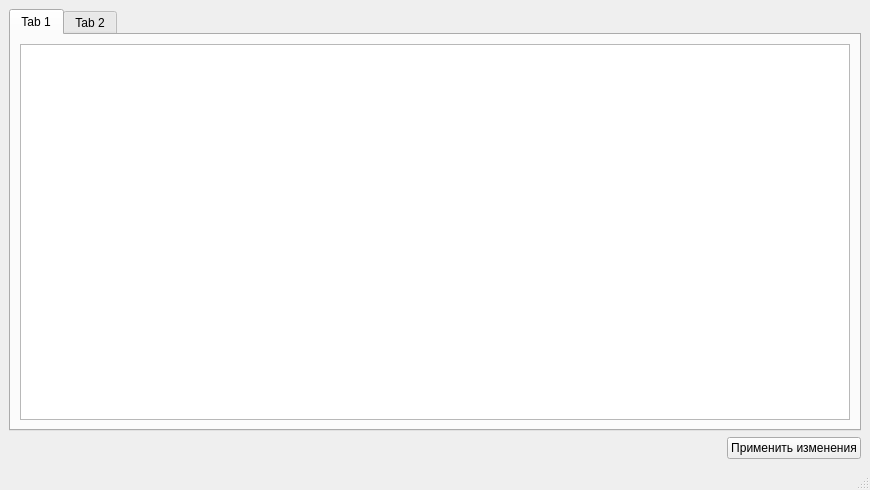
Qt form bd/template.ui (Grigoriy457/for_uchi_doma) before a commit.
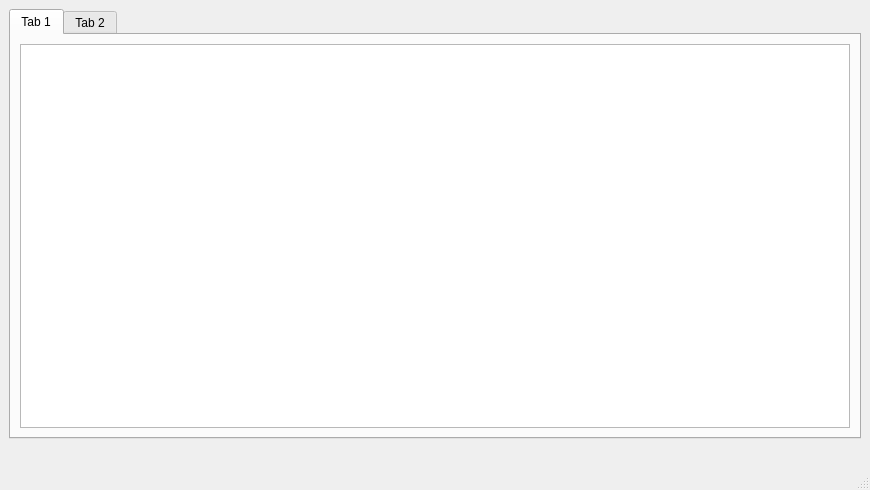
The same form after that commit.

```diff
--- a/bd/template.ui
+++ b/bd/template.ui
@@ -24,8 +24,8 @@
        <attribute name="title">
         <string>Tab 1</string>
        </attribute>
-       <layout class="QVBoxLayout" name="verticalLayout_2">
-        <item>
+       <layout class="QGridLayout" name="gridLayout_2">
+        <item row="0" column="0">
          <widget class="QTableWidget" name="tableWidget"/>
         </item>
        </layout>
@@ -38,8 +38,6 @@
      </widget>
     </item>
     <item>
-     <layout class="QHBoxLayout" name="horizontalLayout">
-      <item>
        <spacer name="horizontalSpacer">
         <property name="orientation">
          <enum>Qt::Horizontal</enum>
@@ -51,24 +49,6 @@
          </size>
         </property>
        </spacer>
-      </item>
-      <item>
-       <widget class="QPushButton" name="applyChangesButton">
-        <property name="minimumSize">
-         <size>
-          <width>129</width>
-          <height>0</height>
-         </size>
-        </property>
-        <property name="styleSheet">
-         <string notr="true"/>
-        </property>
-        <property name="text">
-         <string>Применить изменения</string>
-        </property>
-       </widget>
-      </item>
-     </layout>
     </item>
    </layout>
   </widget>
```
Left out of the diff: 3 changed lines with no effect on the pictures. Lines whose indentation alone changed are shown as unchanged.
